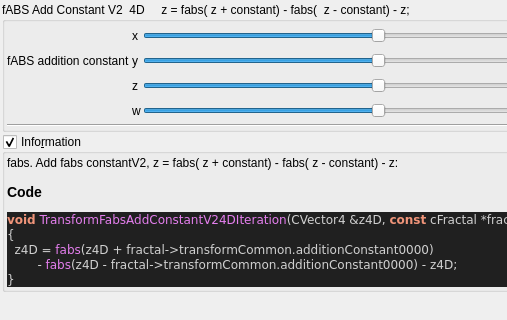
buddhi1980/mandelbulber2, file mandelbulber2/qt_data/fractal_transf_fabs_add_constantV2_4D.ui: the form before one commit; both pictures show x 0 to 507 and y 0 to 320 of the 711 by 610 pixel window.
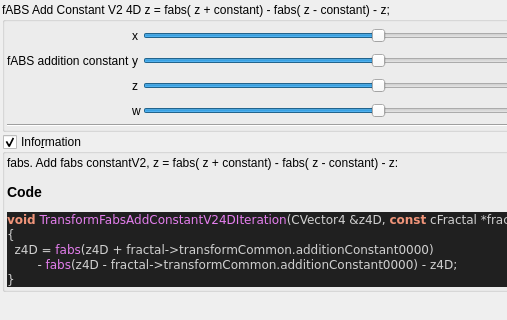
The form after the commit. Custom widgets are drawn as their Qt base class.

Diff of the .ui file:
```diff
--- a/mandelbulber2/qt_data/fractal_transf_fabs_add_constantV2_4D.ui
+++ b/mandelbulber2/qt_data/fractal_transf_fabs_add_constantV2_4D.ui
@@ -32,7 +32,7 @@
    <item>
     <widget class="QGroupBox" name="groupBox">
      <property name="title">
-      <string>fABS Add Constant V2  4D     z = fabs( z + constant) - fabs(  z - constant) - z;</string>
+      <string>fABS Add Constant V2 4D z = fabs( z + constant) - fabs( z - constant) - z;</string>
      </property>
      <property name="checkable">
       <bool>false</bool>
```
